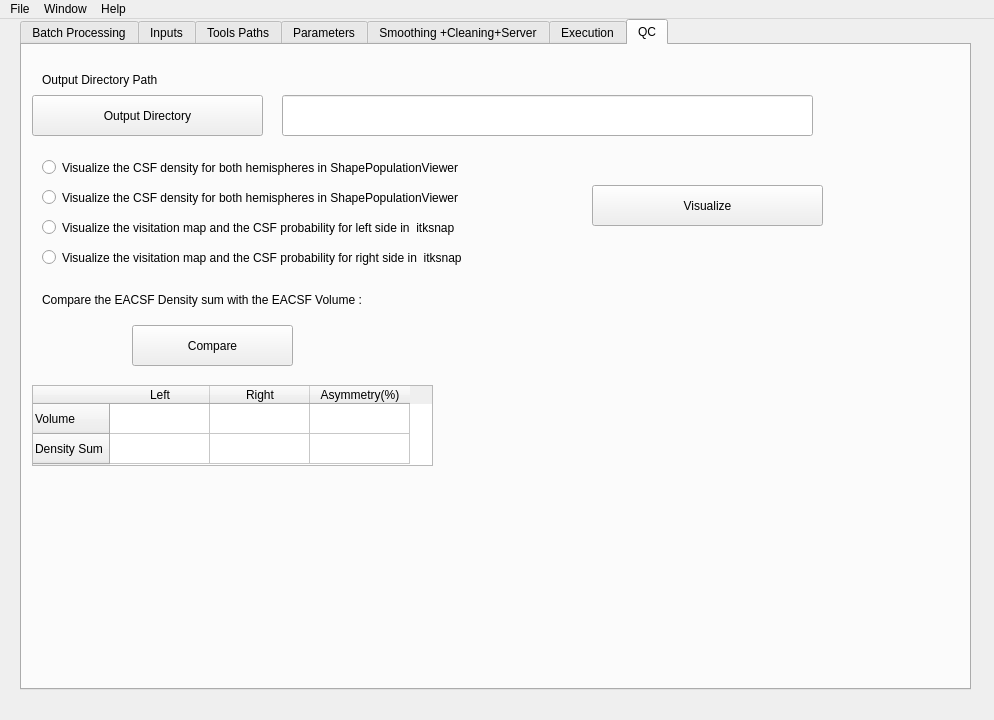
First picture: the form in src/app/csfwindow.ui, repository tahya-deddah/Local_EACSF, before the edit.
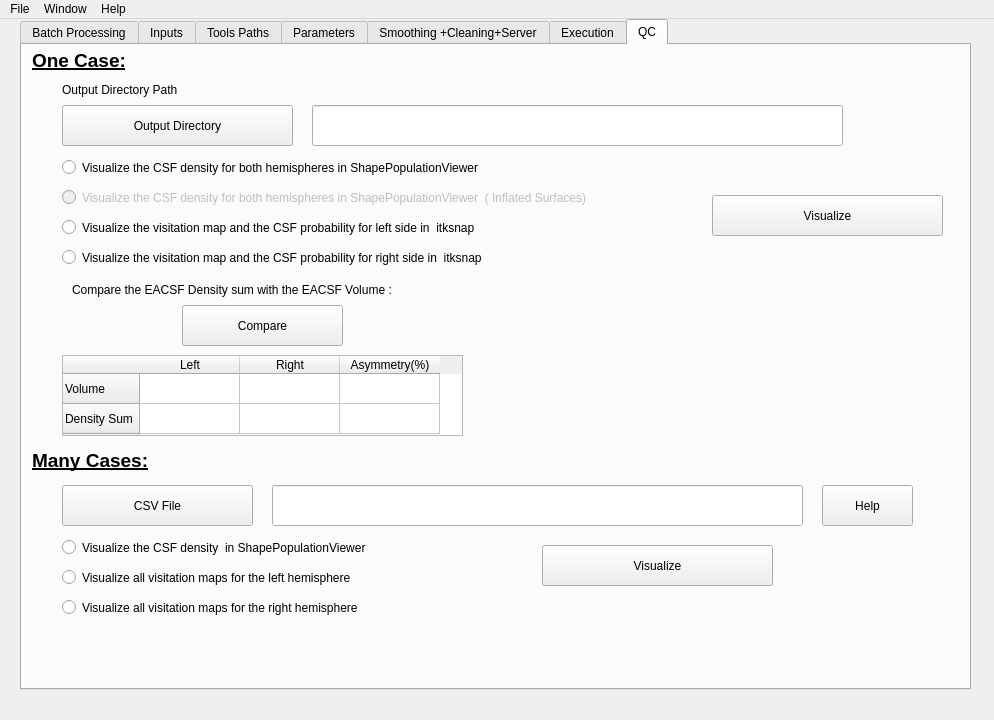
Second picture: the form after the edit. The open tabs and pages were chosen to show the change.

What changed in the file:
```diff
--- a/src/app/csfwindow.ui
+++ b/src/app/csfwindow.ui
@@ -1325,8 +1325,8 @@
      <widget class="QPushButton" name="output_path">
       <property name="geometry">
        <rect>
-        <x>10</x>
-        <y>50</y>
+        <x>40</x>
+        <y>60</y>
         <width>231</width>
         <height>41</height>
        </rect>
@@ -1338,8 +1338,8 @@
      <widget class="QLineEdit" name="lineEdit_output_path">
       <property name="geometry">
        <rect>
-        <x>260</x>
-        <y>50</y>
+        <x>290</x>
+        <y>60</y>
         <width>531</width>
         <height>41</height>
        </rect>
@@ -1348,8 +1348,8 @@
      <widget class="QLabel" name="output_path_label">
       <property name="geometry">
        <rect>
-        <x>20</x>
-        <y>20</y>
+        <x>40</x>
+        <y>30</y>
         <width>201</width>
         <height>31</height>
        </rect>
@@ -1361,8 +1361,8 @@
      <widget class="QPushButton" name="visualize">
       <property name="geometry">
        <rect>
-        <x>570</x>
-        <y>140</y>
+        <x>690</x>
+        <y>150</y>
         <width>231</width>
         <height>41</height>
        </rect>
@@ -1374,8 +1374,8 @@
      <widget class="QPushButton" name="Compare">
       <property name="geometry">
        <rect>
-        <x>110</x>
-        <y>280</y>
+        <x>160</x>
+        <y>260</y>
         <width>161</width>
         <height>41</height>
        </rect>
@@ -1387,7 +1387,7 @@
      <widget class="QRadioButton" name="VisualiseCSFDensity">
       <property name="geometry">
        <rect>
-        <x>20</x>
+        <x>40</x>
         <y>110</y>
         <width>541</width>
         <height>25</height>
@@ -1400,7 +1400,7 @@
      <widget class="QRadioButton" name="VisualiseLeftVisitation">
       <property name="geometry">
        <rect>
-        <x>20</x>
+        <x>40</x>
         <y>170</y>
         <width>541</width>
         <height>25</height>
@@ -1413,7 +1413,7 @@
      <widget class="QRadioButton" name="VisualiseRightVisitation">
       <property name="geometry">
        <rect>
-        <x>20</x>
+        <x>40</x>
         <y>200</y>
         <width>531</width>
         <height>25</height>
@@ -1426,8 +1426,8 @@
      <widget class="QLabel" name="label">
       <property name="geometry">
        <rect>
-        <x>20</x>
-        <y>240</y>
+        <x>50</x>
+        <y>230</y>
         <width>431</width>
         <height>31</height>
        </rect>
@@ -1439,8 +1439,8 @@
      <widget class="QTableWidget" name="tableWidget">
       <property name="geometry">
        <rect>
-        <x>10</x>
-        <y>340</y>
+        <x>40</x>
+        <y>310</y>
         <width>401</width>
         <height>81</height>
        </rect>
@@ -1518,16 +1518,133 @@
       </item>
      </widget>
      <widget class="QRadioButton" name="VisualiseCSFDensityinflating">
+      <property name="enabled">
+       <bool>false</bool>
+      </property>
       <property name="geometry">
        <rect>
-        <x>20</x>
+        <x>40</x>
         <y>140</y>
+        <width>651</width>
+        <height>25</height>
+       </rect>
+      </property>
+      <property name="text">
+       <string>Visualize the CSF density for both hemispheres in ShapePopulationViewer  ( Inflated Surfaces)</string>
+      </property>
+     </widget>
+     <widget class="QLabel" name="label_3">
+      <property name="geometry">
+       <rect>
+        <x>10</x>
+        <y>0</y>
+        <width>291</width>
+        <height>31</height>
+       </rect>
+      </property>
+      <property name="text">
+       <string>&lt;html&gt;&lt;head/&gt;&lt;body&gt;&lt;p&gt;&lt;span style=&quot; font-size:14pt; font-weight:600; text-decoration: underline;&quot;&gt;One Case:&lt;/span&gt;&lt;/p&gt;&lt;/body&gt;&lt;/html&gt;</string>
+      </property>
+     </widget>
+     <widget class="QLabel" name="label_4">
+      <property name="geometry">
+       <rect>
+        <x>10</x>
+        <y>400</y>
+        <width>291</width>
+        <height>31</height>
+       </rect>
+      </property>
+      <property name="text">
+       <string>&lt;html&gt;&lt;head/&gt;&lt;body&gt;&lt;p&gt;&lt;span style=&quot; font-size:14pt; font-weight:600; text-decoration: underline;&quot;&gt;Many Cases:&lt;/span&gt;&lt;/p&gt;&lt;/body&gt;&lt;/html&gt;</string>
+      </property>
+     </widget>
+     <widget class="QPushButton" name="CSVFile_path">
+      <property name="geometry">
+       <rect>
+        <x>40</x>
+        <y>440</y>
+        <width>191</width>
+        <height>41</height>
+       </rect>
+      </property>
+      <property name="text">
+       <string>CSV File</string>
+      </property>
+     </widget>
+     <widget class="QLineEdit" name="lineEdit_CSVFile">
+      <property name="geometry">
+       <rect>
+        <x>250</x>
+        <y>440</y>
+        <width>531</width>
+        <height>41</height>
+       </rect>
+      </property>
+     </widget>
+     <widget class="QPushButton" name="help">
+      <property name="geometry">
+       <rect>
+        <x>800</x>
+        <y>440</y>
+        <width>91</width>
+        <height>41</height>
+       </rect>
+      </property>
+      <property name="text">
+       <string>Help</string>
+      </property>
+     </widget>
+     <widget class="QRadioButton" name="VisualiseCSFDensityBatch">
+      <property name="geometry">
+       <rect>
+        <x>40</x>
+        <y>490</y>
         <width>541</width>
         <height>25</height>
        </rect>
       </property>
       <property name="text">
-       <string>Visualize the CSF density for both hemispheres in ShapePopulationViewer </string>
+       <string>Visualize the CSF density  in ShapePopulationViewer</string>
+      </property>
+     </widget>
+     <widget class="QRadioButton" name="VisualiseVisitationMapLeftBatch">
+      <property name="geometry">
+       <rect>
+        <x>40</x>
+        <y>520</y>
+        <width>541</width>
+        <height>25</height>
+       </rect>
+      </property>
+      <property name="text">
+       <string>Visualize all visitation maps for the left hemisphere</string>
+      </property>
+     </widget>
+     <widget class="QPushButton" name="visualize_batch">
+      <property name="geometry">
+       <rect>
+        <x>520</x>
+        <y>500</y>
+        <width>231</width>
+        <height>41</height>
+       </rect>
+      </property>
+      <property name="text">
+       <string>Visualize</string>
+      </property>
+     </widget>
+     <widget class="QRadioButton" name="VisualiseVisitationMapRightBatch">
+      <property name="geometry">
+       <rect>
+        <x>40</x>
+        <y>550</y>
+        <width>541</width>
+        <height>25</height>
+       </rect>
+      </property>
+      <property name="text">
+       <string>Visualize all visitation maps for the right hemisphere</string>
       </property>
      </widget>
     </widget>
```
Left out of the diff: 20 changed lines with no effect on the pictures.
